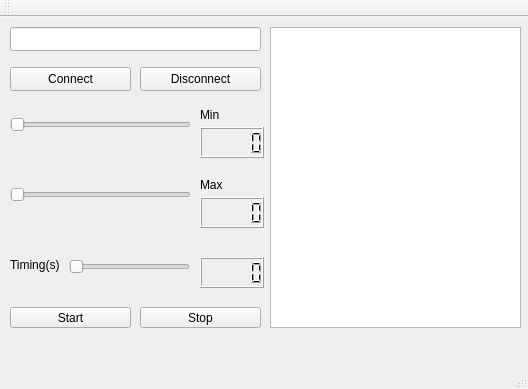
Old version of the form QtTcpClientProducer/mainwindow.ui in the repository polianaraujo/pa3.
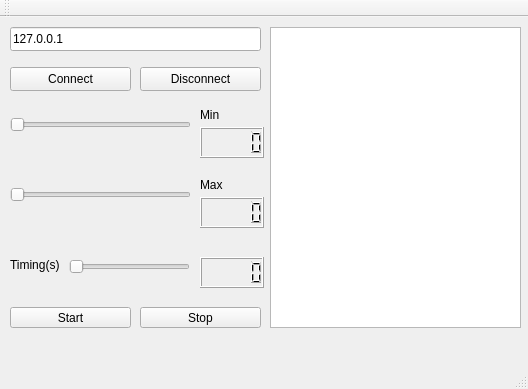
New version of the form.

What changed in the file:
```diff
--- a/QtTcpClientProducer/mainwindow.ui
+++ b/QtTcpClientProducer/mainwindow.ui
@@ -177,7 +177,7 @@
      </rect>
     </property>
     <property name="text">
-     <string/>
+     <string>127.0.0.1</string>
     </property>
    </widget>
    <widget class="QPushButton" name="pushButton_Stop">
```
